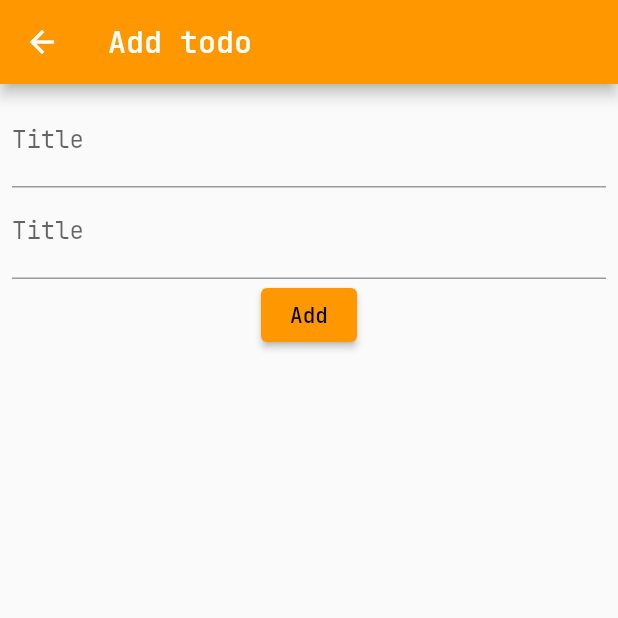
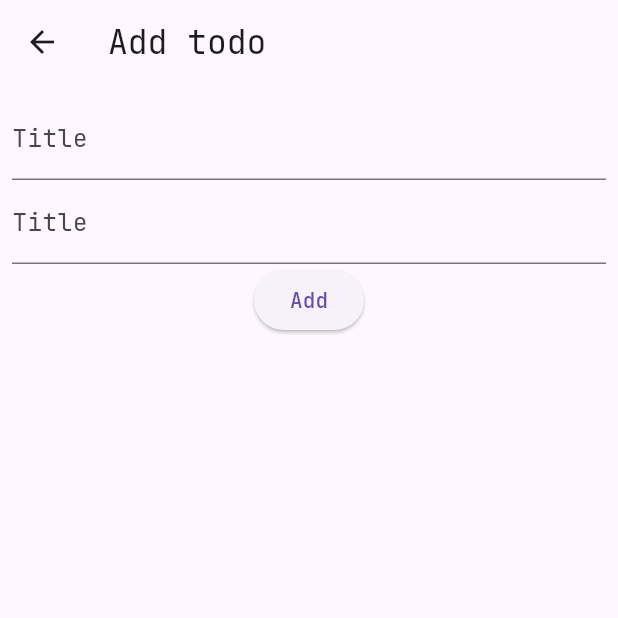
Before and after one commit to alohadancemeow/flutter_application_1, a Flutter app: the screen it shows after launch, after a tap on the "add" icon, on a phone screen of 412 x 824 dp, the top half of it. Run offline on Flutter 3.47's test engine with Material 2 defaults, Android fonts, the phone set to English and light mode, and no system bars; our stand-ins replace flutter_bloc, google_fonts, sqflite; accounts and stored records are empty.

```diff
--- a/lib/add_todo_page.dart
+++ b/lib/add_todo_page.dart
@@ -1,6 +1,9 @@
 import 'package:flutter/material.dart';
-import 'package:flutter_application_1/Todo_Item.dart';
-import 'package:flutter_application_1/todo_provider.dart';
+import 'package:flutter_application_1/todo_item.dart';
+import 'package:flutter_application_1/states/todo_bloc.dart';
+import 'package:flutter_application_1/states/todo_event.dart';
+import 'package:flutter_application_1/states/todo_state.dart';
+import 'package:flutter_bloc/flutter_bloc.dart';
 import 'package:uuid/uuid.dart';
 
 class AddTodoPage extends StatefulWidget {
@@ -36,16 +39,23 @@ class _AddTodoPageState extends State<AddTodoPage> {
                   decoration: const InputDecoration(labelText: 'Title'),
                   controller: _notesController,
                 ),
-                ElevatedButton(
+                BlocBuilder<TodoBloc, TodoState>(builder: (context, state) {
+                  return ElevatedButton(
                     onPressed: () async {
-                      var todo = TodoItem(const Uuid().v4(),
+                      TodoItem newItem = TodoItem(const Uuid().v4(),
                           _titleController.text, _notesController.text, false);
-                      await TodoProvider.instance.insertTodo(todo);
+
+                      // add todo and fetch state
+                      context.read<TodoBloc>().add(AddTodoEvent(
+                          newItem.id, newItem.title, newItem.notes));
+                      context.read<TodoBloc>().add(FetchTodoEvent());
 
                       if (!mounted) return;
                       closePage(context);
                     },
-                    child: const Text('Add'))
+                    child: const Text('Add'),
+                  );
+                })
               ],
             )),
       ),
--- a/lib/main.dart
+++ b/lib/main.dart
@@ -1,7 +1,11 @@
 import 'package:flutter/material.dart';
-import 'package:flutter_application_1/Todo_Item.dart';
+import 'package:flutter_application_1/states/todo_bloc.dart';
+import 'package:flutter_application_1/states/todo_event.dart';
+import 'package:flutter_application_1/todo_item.dart';
 import 'package:flutter_application_1/add_todo_page.dart';
 import 'package:flutter_application_1/todo_provider.dart';
+import 'package:flutter_application_1/states/todo_state.dart';
+import 'package:flutter_bloc/flutter_bloc.dart';
 import 'package:google_fonts/google_fonts.dart';
 
 void main() {
@@ -13,14 +17,18 @@ class MyApp extends StatelessWidget {
 
   @override
   Widget build(BuildContext context) {
-    return MaterialApp(
+    return MultiBlocProvider(
+      providers: [BlocProvider(create: (context) => TodoBloc())],
+      child: MaterialApp(
         title: 'Flutter Demo',
         theme: ThemeData(
           primarySwatch: Colors.orange,
           textTheme: GoogleFonts.jetBrainsMonoTextTheme(),
-        appBarTheme: const AppBarTheme(foregroundColor: Color(0xFFFFFFFF)),
+          useMaterial3: true,
+          // appBarTheme: const AppBarTheme(foregroundColor: Color(0xFFFFFFFF)),
         ),
         home: const MyHomePage(title: 'My todo app'),
+      ),
     );
   }
 }
@@ -37,23 +45,11 @@ class MyHomePage extends StatefulWidget {
 class _MyHomePageState extends State<MyHomePage> {
   TodoProvider todoProvider = TodoProvider.instance;
 
-  // fetch todos
-  Future<List<TodoItem>> _fecthTodos() async {
-    return await todoProvider.fetchTodos();
-  }
-
   // push to addTodoPage
   void _onFabCliked() {
     Navigator.of(context)
         .push(MaterialPageRoute(builder: (context) => const AddTodoPage()))
         .then((value) => setState(() {}));
-  }
-
-  // handle update check
-  void _onCheckValueChanged(bool isChecked, TodoItem item) async {
-    TodoItem newItem = TodoItem(item.id, item.title, item.notes, isChecked);
-    await todoProvider.updateTodo(newItem);
-    setState(() {});
   }
 
   @override
@@ -62,13 +58,13 @@ class _MyHomePageState extends State<MyHomePage> {
       appBar: AppBar(
         title: Text(widget.title),
       ),
-      body: FutureBuilder<List<TodoItem>>(
-          future: _fecthTodos(),
-          builder:
-              (BuildContext context, AsyncSnapshot<List<TodoItem>> snapshot) {
-            if (snapshot.hasData) {
-              List<TodoItem> items = snapshot.data ?? [];
+      body: BlocBuilder<TodoBloc, TodoState>(builder: (context, state) {
+        if (state is InitialTodoState) {
+          context.read<TodoBloc>().add(FetchTodoEvent());
+        }
 
+        if (state is TodoListState) {
+          var items = state.todos;
           return ListView.builder(
               itemCount: items.length,
               itemBuilder: (context, index) {
@@ -80,24 +76,32 @@ class _MyHomePageState extends State<MyHomePage> {
                   background: Container(),
                   secondaryBackground: Container(color: Colors.red),
                   onDismissed: (direction) {
-                          setState(() {
-                            todoProvider.deleteTodo(todoItem);
-                          });
+                    // delete and fetch state
+                    context.read<TodoBloc>().add(DeleteTodoEvent(items[index]));
+                    context.read<TodoBloc>().add(FetchTodoEvent());
                   },
                   child: ListTile(
                     title: Text(todoItem.title),
                     subtitle: Text(todoItem.notes),
                     leading: Checkbox(
                       value: todoItem.done,
-                              onChanged: (value) => _onCheckValueChanged(
-                                  value ?? false, todoItem)),
-                        ));
+                      onChanged: (value) {
+                        TodoItem updatedItem = TodoItem(todoItem.id,
+                            todoItem.title, todoItem.notes, value ?? false);
+
+                        // update and fetch state
+                        context
+                            .read<TodoBloc>()
+                            .add(UpdateTodoEvent(updatedItem));
+                        context.read<TodoBloc>().add(FetchTodoEvent());
+                      },
+                    ),
+                  ),
+                );
               });
-            } else {
-              return const Center(
-                child: CircularProgressIndicator(),
-              );
         }
+
+        return const Center(child: CircularProgressIndicator());
       }),
       floatingActionButton: FloatingActionButton(
         onPressed: _onFabCliked,
--- /dev/null
+++ b/lib/states/todo_bloc.dart
@@ -0,0 +1,27 @@
+import 'package:flutter_application_1/todo_item.dart';
+import 'package:flutter_application_1/states/todo_event.dart';
+import 'package:flutter_application_1/todo_provider.dart';
+import 'package:flutter_application_1/states/todo_state.dart';
+import 'package:flutter_bloc/flutter_bloc.dart';
+
+class TodoBloc extends Bloc<TodoEvent, TodoState> {
+  TodoProvider todoProvider = TodoProvider.instance;
+
+  TodoBloc() : super(InitialTodoState()) {
+    List<TodoItem> todos = [];
+
+    on<AddTodoEvent>((event, emit) async => await todoProvider
+        .insertTodo(TodoItem(event.id, event.title, event.notes, false)));
+
+    on<UpdateTodoEvent>(
+        (event, emit) async => await todoProvider.updateTodo(event.item));
+
+    on<DeleteTodoEvent>(
+        (event, emit) async => await todoProvider.deleteTodo(event.item));
+
+    on<FetchTodoEvent>((event, emit) async {
+      todos = await todoProvider.fetchTodos();
+      emit(TodoListState(todos));
+    });
+  }
+}
--- /dev/null
+++ b/lib/states/todo_event.dart
@@ -0,0 +1,31 @@
+import 'package:flutter_application_1/todo_item.dart';
+
+abstract class TodoEvent {
+  TodoEvent();
+}
+
+// Add todo
+class AddTodoEvent extends TodoEvent {
+  String id;
+  String title;
+  String notes;
+
+  AddTodoEvent(this.id, this.title, this.notes);
+}
+
+// Fetch todo
+class FetchTodoEvent extends TodoEvent {
+  FetchTodoEvent();
+}
+
+// Update todo
+class UpdateTodoEvent extends TodoEvent {
+  TodoItem item;
+  UpdateTodoEvent(this.item);
+}
+
+// Delete todo
+class DeleteTodoEvent extends TodoEvent {
+  TodoItem item;
+  DeleteTodoEvent(this.item);
+}
--- /dev/null
+++ b/lib/states/todo_state.dart
@@ -0,0 +1,12 @@
+import 'package:flutter_application_1/todo_item.dart';
+
+abstract class TodoState {
+  TodoState();
+}
+
+class InitialTodoState extends TodoState {}
+
+class TodoListState extends TodoState {
+  List<TodoItem> todos;
+  TodoListState(this.todos);
+}
--- a/lib/todo_provider.dart
+++ b/lib/todo_provider.dart
@@ -1,4 +1,4 @@
-import 'package:flutter_application_1/Todo_Item.dart';
+import 'package:flutter_application_1/todo_item.dart';
 import 'package:path/path.dart' as p;
 import 'package:sqflite/sqflite.dart';
 
--- a/pubspec.yaml
+++ b/pubspec.yaml
@@ -38,6 +38,7 @@ dependencies:
   sqflite: ^2.0.3+1
   path: ^1.8.1
   uuid: ^3.0.6
+  flutter_bloc: ^8.1.2
 
 dev_dependencies:
   flutter_test:
```
Also changed, not shown: pubspec.lock. Lines whose indentation alone changed are shown as unchanged.
